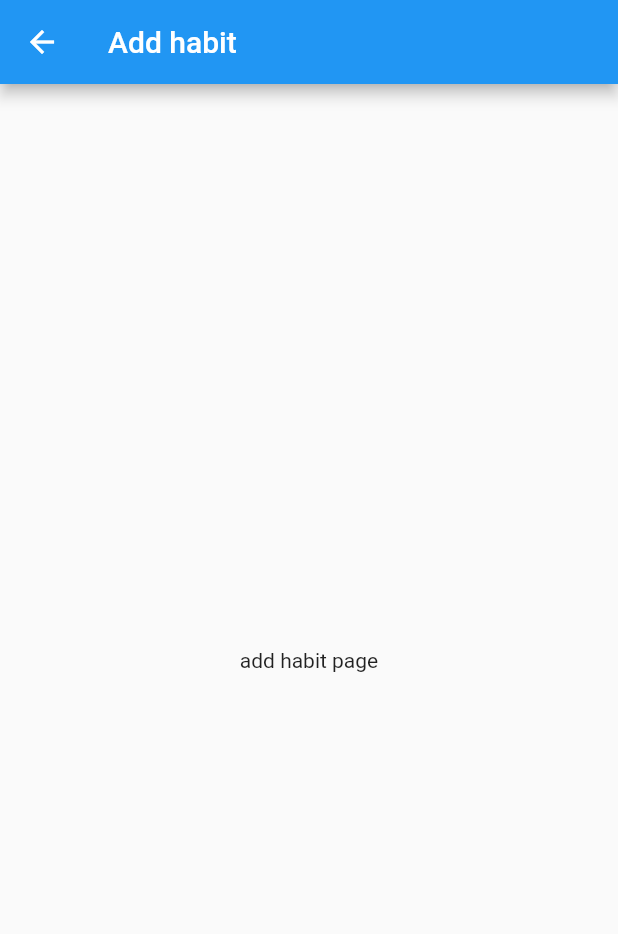
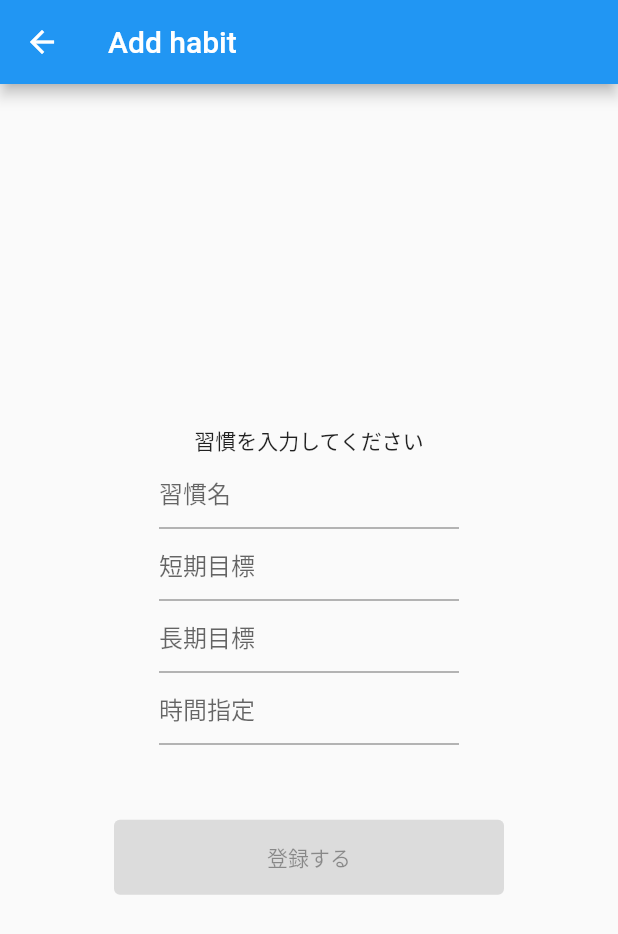
Before and after one commit to masa08/habit_list, a Flutter app: the screen it shows after launch, after a tap on the "add" icon, on a phone screen of 412 x 824 dp. Shown: the top 934 px of the screen. Run offline on Flutter 3.47's test engine with Material 2 defaults, Android fonts, the phone set to English and light mode, and no system bars; our stand-ins replace flutter_hooks, go_router, hooks_riverpod; generated files the repository leaves out were written again.

Commit message:
add habit input page

```diff
--- a/lib/pages/add_habit_page.dart
+++ b/lib/pages/add_habit_page.dart
@@ -1,4 +1,5 @@
 import 'package:flutter/material.dart';
+import 'package:flutter_hooks/flutter_hooks.dart';
 import 'package:habit_list/hooks/use_l10n.dart';
 import 'package:hooks_riverpod/hooks_riverpod.dart';
 
@@ -13,18 +14,80 @@ class AddHabitPage extends StatelessWidget {
   }
 }
 
-
 class _Body extends HookConsumerWidget {
   @override
   Widget build(BuildContext context, WidgetRef ref) {
     final l10n = useL10n();
+    final isEnabled = useState(false);
+
+    onTitleChanged (value) {}
+    onShortTermGoalChanged (value) {}
+    onLongTermGoalChanged (value) {}
+    onRoutineDateChanged (value) {}
+    onPressed () {}
 
     return Scaffold(
       appBar: AppBar(
         title: Text(l10n.add),
       ),
-      body: const Center(
-        child: Text("add habit page"),
+      body: Center(
+        child: Column(
+          mainAxisAlignment: MainAxisAlignment.center,
+          children: [
+            const Text("習慣を入力してください"),
+            SizedBox(
+              width: 200,
+              child: TextField(
+                decoration: const InputDecoration(
+                  hintText: "習慣名"
+                ),
+                onChanged: onTitleChanged,
+              ),
+            ),
+            SizedBox(
+              width: 200,
+              child: TextField(
+                decoration: const InputDecoration(
+                  hintText: "短期目標"
+                ),
+                onChanged: onShortTermGoalChanged,
+              ),
+            ),
+            SizedBox(
+              width: 200,
+              child: TextField(
+                decoration: const InputDecoration(
+                  hintText: "長期目標"
+                ),
+                onChanged: onLongTermGoalChanged,
+              ),
+            ),
+            SizedBox(
+              width: 200,
+              child: TextField(
+                decoration: const InputDecoration(
+                  hintText: "時間指定"
+                ),
+                onChanged: onRoutineDateChanged,
+              ),
+            ),
+            Container(
+              margin: const EdgeInsets.only(top: 50),
+              child: SizedBox(
+                width: 260,
+                height: 50,
+                child: ElevatedButton(
+                    // onPressed: isEnabled.value ? onPressed : null,
+                    onPressed: isEnabled.value ? onPressed : null,
+                    child: const Text("登録する"),
+                    style: ElevatedButton.styleFrom(
+                      primary: Colors.blue,
+                    )
+                  )
+              ),
+            ),
+          ],
+        ),
       ),
     );
   }
```
